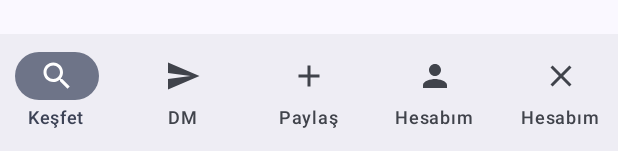
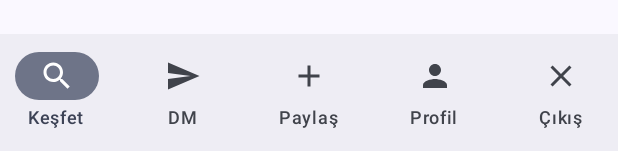
Before and after one commit to talhaflow/InstagramClon, an Android app built with Jetpack Compose: the @Preview function GreetingPreview, on a phone screen of 412 x 824 dp. Shown: the part 1082-1233 px from the top of the screen. Run offline under Robolectric (Android 15) with nearby library versions, the phone set to English and light mode, and no system bars; our stand-ins replace Firebase (no records; nobody signed in at launch, a user with empty details on screens opened directly).

Commit message:
profil sayfası eklendş

```diff
--- a/app/build.gradle.kts
+++ b/app/build.gradle.kts
@@ -79,8 +79,7 @@ dependencies {
     implementation("com.google.firebase:firebase-analytics-ktx")
     implementation ("androidx.navigation:navigation-compose:2.7.2")
     implementation("io.coil-kt:coil-compose:1.4.0")
-   // implementation("com.github.krokyz:ucropnedit:2.2.6-2")
-  //  implementation("com.github.yalantis:ucrop:2.2.6")
+
 
 
 }
--- a/app/src/main/java/com/talhakara/instagram/View/AnaSayfa.kt
+++ b/app/src/main/java/com/talhakara/instagram/View/AnaSayfa.kt
@@ -44,27 +44,6 @@ fun AnaSayfa(navController: NavController, viewModel: PostViewModel) {
     LaunchedEffect(Unit) {
         viewModel.posts
     }
-/*TopAppBar(
-                title = {
-                    Text(text = "Exit") // İstediğiniz başlık metnini kullanabilirsiniz
-                },
-                actions = {
-                    IconButton(
-                        onClick = {
-                            auth.signOut()
-                            navController.navigate("loginSayfa")
-
-                        }
-                    ) {
-                        Icon(
-                            imageVector = Icons.Default.ExitToApp,
-                            contentDescription = "Çıkış Yap"
-                        )
-                    }
-                },
-                modifier = Modifier.fillMaxWidth()
-            )*/
-
 
 
     Scaffold(
@@ -77,7 +56,9 @@ fun AnaSayfa(navController: NavController, viewModel: PostViewModel) {
 
                 NavigationBarItem(
                     selected = selectedTab == 0,
-                    onClick = { selectedTab = 0 },
+                    onClick = { selectedTab = 0
+                        navController.navigate("anaSayfa")
+                              },
                     icon = {
                         Icon(
                             imageVector = Icons.Default.Search,
@@ -90,7 +71,9 @@ fun AnaSayfa(navController: NavController, viewModel: PostViewModel) {
                 )
                 NavigationBarItem(
                     selected = selectedTab == 1,
-                    onClick = { selectedTab = 1 },
+                    onClick = { selectedTab = 1
+                        navController.navigate("DmSayfa")
+                    },
                     icon = {
                         Icon(
                             imageVector = Icons.Default.Send,
@@ -120,7 +103,10 @@ fun AnaSayfa(navController: NavController, viewModel: PostViewModel) {
                 )
                 NavigationBarItem(
                     selected = selectedTab == 3,
-                    onClick = { selectedTab = 3 },
+                    onClick = { selectedTab = 3
+                    navController.navigate("ProfilSayfa")
+
+                    },
                     icon = {
                         Icon(
                             imageVector = Icons.Default.Person,
@@ -128,7 +114,7 @@ fun AnaSayfa(navController: NavController, viewModel: PostViewModel) {
                         )
                     },
                     label = {
-                        Text(text = "Hesabım")
+                        Text(text = "Profil")
                     }
                 )
 
@@ -143,7 +129,7 @@ fun AnaSayfa(navController: NavController, viewModel: PostViewModel) {
                         )
                     },
                     label = {
-                        Text(text = "Hesabım")
+                        Text(text = "Çıkış")
                     }
                 )
 
@@ -163,6 +149,7 @@ fun AnaSayfa(navController: NavController, viewModel: PostViewModel) {
         }
     }
 }
+//post görünümü buradan değiştir
 @Composable
 fun PostItem(post: Post) {
     Column(
--- a/app/src/main/java/com/talhakara/instagram/View/MainActivity.kt
+++ b/app/src/main/java/com/talhakara/instagram/View/MainActivity.kt
@@ -13,7 +13,6 @@ import androidx.compose.foundation.layout.height
 import androidx.compose.foundation.layout.padding
 import androidx.compose.foundation.shape.RoundedCornerShape
 import androidx.compose.material3.Button
-import androidx.compose.material3.ExperimentalMaterial3Api
 import androidx.compose.material3.MaterialTheme
 import androidx.compose.material3.OutlinedTextField
 import androidx.compose.material3.Surface
@@ -39,6 +38,7 @@ import androidx.navigation.compose.composable
 import androidx.navigation.compose.rememberNavController
 import com.google.firebase.auth.FirebaseAuth
 import com.talhakara.instagram.ViewModel.PostViewModel
+import com.talhakara.instagram.ViewModel.ProfilViewModel
 import com.talhakara.instagram.ui.theme.InstagramTheme
 
 class MainActivity : ComponentActivity() {
@@ -71,6 +71,7 @@ fun GreetingPreview() {
 fun SayfaGecis() {
     var navController = rememberNavController()
     val postViewModel = viewModel<PostViewModel>()
+    val ProfilViewModel=viewModel<ProfilViewModel>()
     NavHost(navController = navController, startDestination = "loginSayfa") {
         composable("loginSayfa") {
             LoginScreen(navController = navController)
@@ -88,14 +89,14 @@ fun SayfaGecis() {
             DmSayfasi(navController = navController)
         }
         composable("ProfilSayfa"){
-            ProfilSayfasi(navController = navController)
+            ProfilSayfasi(navController = navController,viewModel =ProfilViewModel)
         }
 
     }
 }
 
 
-@OptIn(ExperimentalMaterial3Api::class)
+
 @Composable
 fun LoginScreen(navController: NavController) {
     var username by remember { mutableStateOf("") }
--- /dev/null
+++ b/app/src/main/java/com/talhakara/instagram/ViewModel/ProfilViewModel.kt
@@ -0,0 +1,95 @@
+package com.talhakara.instagram.ViewModel
+
+import android.util.Log
+import androidx.lifecycle.ViewModel
+import com.google.firebase.auth.FirebaseAuth
+import com.google.firebase.auth.FirebaseUser
+import com.google.firebase.database.DataSnapshot
+import com.google.firebase.database.DatabaseError
+import com.google.firebase.database.DatabaseReference
+import com.google.firebase.database.FirebaseDatabase
+import com.google.firebase.database.ValueEventListener
+import com.talhakara.instagram.View.Post
+import kotlinx.coroutines.flow.MutableStateFlow
+import kotlinx.coroutines.flow.StateFlow
+
+class ProfilViewModel: ViewModel() {
+    private val _posts = MutableStateFlow<List<Post>>(emptyList())
+    val posts: StateFlow<List<Post>> = _posts
+    private val auth: FirebaseAuth = FirebaseAuth.getInstance()
+    val database: FirebaseDatabase = FirebaseDatabase.getInstance()
+    val userRef: DatabaseReference = database.getReference("users")
+    lateinit var GuncelKullaniciAdi:String
+
+
+
+    init {
+        // Kullanıcı oturum açmışsa ve kimlik doğrulama geçerliyse, kullanıcının UID'sini alın
+        val currentUser: FirebaseUser? = auth.currentUser
+        val userUID = currentUser?.uid
+
+        //!!!!!!!!!!!!!!!!!!!!!!!!!!!!!!!!!!!!!!!!!!!!!!!!!!!!!!!!!!!!!!!!!!!!!!!!!!!!!!!!!!!!!!!!!
+        //her postun kullanıcı adını kontrol et güncell kullanıcı ile eşlesenleri sadece diziye ekle
+
+        // Kullanıcı oturum açmışsa ve bir FirebaseUser nesnesi dönüyorsa, e-posta adresini alabilirsiniz
+        if (currentUser != null) {
+            val userGmail = currentUser.email
+            if (userGmail != null) {
+                // E-posta adresini kullanabilirsiniz
+                // Örnek: Log.d("E-posta Adresi", email)
+                // Kullanıcı adını çekmek için ValueEventListener kullanın
+                val usernameRef: DatabaseReference = userRef.child(userGmail.replace(".", "_")) // Kullanıcı adını almak istediğiniz kullanıcının veritabanı referansını oluşturun
+                usernameRef.addListenerForSingleValueEvent(object : ValueEventListener {
+                    override fun onDataChange(dataSnapshot: DataSnapshot) {
+                        if (dataSnapshot.exists()) {
+                            GuncelKullaniciAdi = dataSnapshot.child("username").value.toString()
+                            // Kullanıcı adını kullanabilirsiniz
+                              Log.d("Kullanıcı Adı", GuncelKullaniciAdi)
+                        } else {
+                            // Kullanıcı bulunamadı
+                        }
+                    }
+
+                    override fun onCancelled(databaseError: DatabaseError) {
+                        // Hata durumunda burası çalışır
+                    }
+                })
+
+            } else {
+                // E-posta adresi yoksa
+            }
+        } else {
+            // Kullanıcı oturum açmamışsa
+        }
+
+
+
+        if (userUID != null) {
+            // Kullanıcının postlarını sakladığınız veritabanı yolunu belirtin
+            val postsRef: DatabaseReference = FirebaseDatabase.getInstance().getReference("posts")//.child(userUID)
+
+            // Postları dinlemek için ValueEventListener ekleyin
+            postsRef.addValueEventListener(object : ValueEventListener {
+                override fun onDataChange(snapshot: DataSnapshot) {
+                    val postList = mutableListOf<Post>()
+                    for (postSnapshot in snapshot.children) {
+                        if(postSnapshot.getValue(Post::class.java)!!.kullaniciAdi==GuncelKullaniciAdi){
+                            val post = postSnapshot.getValue(Post::class.java) ?: Post()
+                            postList.add(post)
+                        }else{
+
+                        }
+
+                    }
+                    _posts.value = postList
+                }
+
+                override fun onCancelled(error: DatabaseError) {
+                    // Hata işleme kodu burada eklenebilir
+                }
+            })
+        } else {
+            // Kullanıcı oturum açmamışsa
+        }
+    }
+}
```
Also changed, not shown: app/src/main/java/com/talhakara/instagram/View/PaylasimYapma.kt (+8 -0 lines), app/src/main/java/com/talhakara/instagram/View/ProfilSayfasi.kt (+42 -1 lines).
